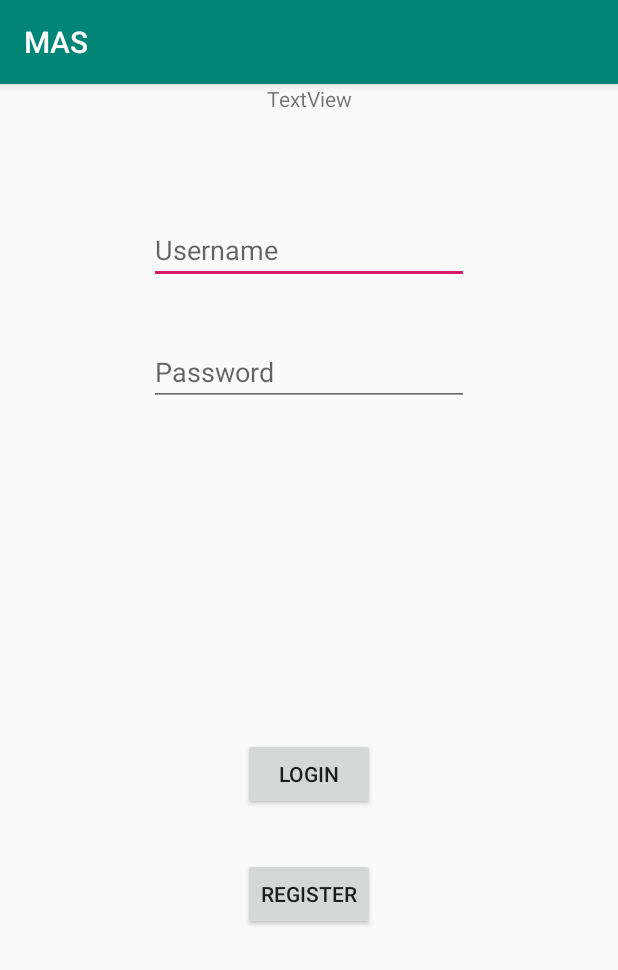
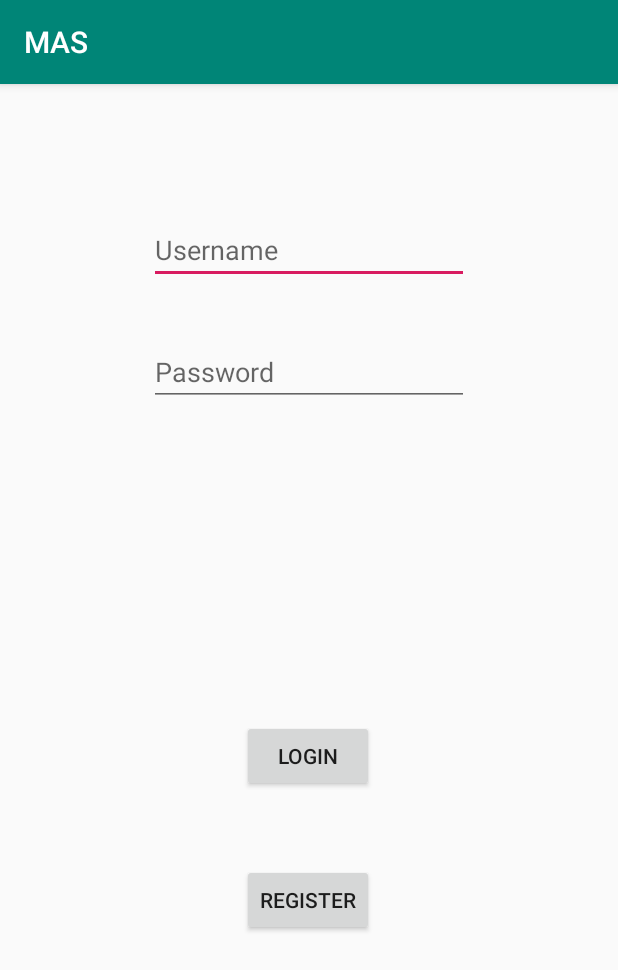
Before and after one commit to mz966319/Medication-Adherence-System, an Android app: the screen it shows after launch (MainActivity), after a tap on "LOGIN", on a phone screen of 412 x 824 dp. Shown: the top 970 px of the screen. Run offline under Robolectric (Android 15) with nearby library versions, the phone set to English and light mode, and no system bars; our stand-ins replace Firebase (no records; nobody signed in at launch, a user with empty details on screens opened directly).

```diff
--- a/MAS/app/src/main/java/com/example/mas/MainActivity.java
+++ b/MAS/app/src/main/java/com/example/mas/MainActivity.java
@@ -1,18 +1,13 @@
 package com.example.mas;
 
 import androidx.annotation.NonNull;
-import androidx.annotation.Nullable;
 import androidx.appcompat.app.AppCompatActivity;
 
 import android.content.Intent;
 import android.os.Bundle;
-import android.util.Log;
 import android.view.View;
-import android.widget.ArrayAdapter;
 import android.widget.Button;
 import android.widget.EditText;
-import android.widget.ListView;
-import android.widget.TextView;
 import android.widget.Toast;
 
 import com.google.firebase.FirebaseError;
@@ -24,6 +19,7 @@ import com.google.firebase.database.FirebaseDatabase;
 import com.google.firebase.database.ValueEventListener;
 
 import java.util.ArrayList;
+import java.util.List;
 // import org.junit.Test;
 
 //import static org.junit.Assert.*;
@@ -32,36 +28,56 @@ public class MainActivity extends AppCompatActivity {
 
     EditText Username, Password;
     Button Login, Register;
-    TextView tryme;
     private FirebaseDatabase database = FirebaseDatabase.getInstance();//.getReference();
-    private DatabaseReference databaseUsers;// = database.getReference("users");
-    DatabaseReference myRef;
-    ListView list;
-    ArrayList<String> a = new ArrayList<>();
-    ArrayAdapter<String> myadapter;
+    private DatabaseReference databaseUsers = database.getReference();
 
     @Override
     protected void onCreate(Bundle savedInstanceState) {
         super.onCreate(savedInstanceState);
         setContentView(R.layout.activity_main);
-
+        final List<User> usersList= new ArrayList<User>();
 
         Username = (EditText)findViewById(R.id.ETName);
         Password = (EditText)findViewById(R.id.ETPassword);
         Login = (Button)findViewById(R.id.BtnLogin);
         Register = (Button)findViewById(R.id.BtnRegister);
-        tryme = (TextView) findViewById(R.id.textView55);
+        databaseUsers.child("users").addValueEventListener(new ValueEventListener() {
+            @Override
+            public void onDataChange(@NonNull DataSnapshot dataSnapshot) {
+                Iterable<DataSnapshot> children = dataSnapshot.getChildren();
 
+                for(DataSnapshot child : children){
+                    User user = child.getValue(User.class);
+                    usersList.add(user);
+                }
+            }
+
+            @Override
+            public void onCancelled(@NonNull DatabaseError databaseError) {
+
+            }
+        });
         Login.setOnClickListener(new View.OnClickListener() {
             @Override
             public void onClick(View v) {
-
                 String username = Username.getText().toString();
                 String password = Password.getText().toString();
+                String logInMessage = "Invalid username or password";
+               /* for(int i = 0; i <usersList.size();i++){
+                    User tryUser = usersList.get(i);*/
+                for(User tryUser : usersList){
+                    if(tryUser.getUsername().equals(username)){
+                        if(tryUser.getPassword().equals(password)){
+                            Intent intent = new Intent(MainActivity.this, WelcomeUser.class);
+                            startActivity(intent);
+                            logInMessage = "Logged in successfully";
+                            //Toast.makeText(MainActivity.this,"Logged in successfully", Toast.LENGTH_LONG).show();
 
+                        }
+                    }
+                }
+                Toast.makeText(MainActivity.this,logInMessage, Toast.LENGTH_LONG).show();
             }
-
-
         });
 
         Register.setOnClickListener(new View.OnClickListener() {
--- a/MAS/app/src/main/java/com/example/mas/Registration.java
+++ b/MAS/app/src/main/java/com/example/mas/Registration.java
@@ -76,8 +76,8 @@ public class Registration extends AppCompatActivity {
             Toast.makeText(this,"Empty full name!",Toast.LENGTH_LONG).show();
         }
         else {
-            databaseUsers = database.getReference().child(username);
-            databaseUsers.setValue(user);
+            databaseUsers = database.getReference().child("users");
+            databaseUsers.child(username).setValue(user);
             Toast.makeText(Registration.this,"DONE!!!", Toast.LENGTH_LONG).show();
             Intent intent = new Intent(Registration.this, WelcomeUser.class);
             startActivity(intent);
--- a/MAS/app/src/main/java/com/example/mas/User.java
+++ b/MAS/app/src/main/java/com/example/mas/User.java
@@ -10,6 +10,9 @@ public class User {
         this.username = username;
         this.password = password;
         this.fullname = fullname;
+    }
+    public User(String username){
+        this.username = username;
     }
 
     public void setUsername(String username) {
@@ -96,6 +99,9 @@ public class User {
         return (result);
     }
 
+    /*public int compareTo(User u) {
+        return Integer.compare(this.username, u.getUsername());
+    }*/
 
     /*public boolean usernameIsEmpty() {
         return this.username.equals("");
--- a/MAS/app/src/main/res/layout/activity_main.xml
+++ b/MAS/app/src/main/res/layout/activity_main.xml
@@ -35,41 +35,24 @@
         android:id="@+id/BtnLogin"
         android:layout_width="wrap_content"
         android:layout_height="wrap_content"
-        android:layout_marginStart="162dp"
-        android:layout_marginLeft="162dp"
-        android:layout_marginEnd="161dp"
-        android:layout_marginRight="161dp"
         android:layout_marginBottom="32dp"
         android:text="Login"
         app:layout_constraintBottom_toTopOf="@+id/BtnRegister"
         app:layout_constraintEnd_toEndOf="parent"
-        app:layout_constraintHorizontal_bias="0.0"
+        app:layout_constraintHorizontal_bias="0.498"
         app:layout_constraintStart_toStartOf="parent"
         app:layout_constraintTop_toBottomOf="@+id/ETPassword"
-        app:layout_constraintVertical_bias="1.0" />
+        app:layout_constraintVertical_bias="0.928" />
 
     <Button
         android:id="@+id/BtnRegister"
         android:layout_width="wrap_content"
         android:layout_height="wrap_content"
-        android:layout_marginStart="162dp"
-        android:layout_marginLeft="162dp"
-        android:layout_marginEnd="161dp"
-        android:layout_marginRight="161dp"
-        android:layout_marginBottom="204dp"
+        android:layout_marginBottom="200dp"
         android:text="Register"
         app:layout_constraintBottom_toBottomOf="parent"
         app:layout_constraintEnd_toEndOf="parent"
-        app:layout_constraintHorizontal_bias="0.0"
+        app:layout_constraintHorizontal_bias="0.498"
         app:layout_constraintStart_toStartOf="parent" />
 
-    <TextView
-        android:id="@+id/textView55"
-        android:layout_width="wrap_content"
-        android:layout_height="wrap_content"
-        android:text="TextView"
-        app:layout_constraintEnd_toEndOf="parent"
-        app:layout_constraintStart_toStartOf="parent"
-        tools:layout_editor_absoluteY="473dp" />
-
 </androidx.constraintlayout.widget.ConstraintLayout>
```
